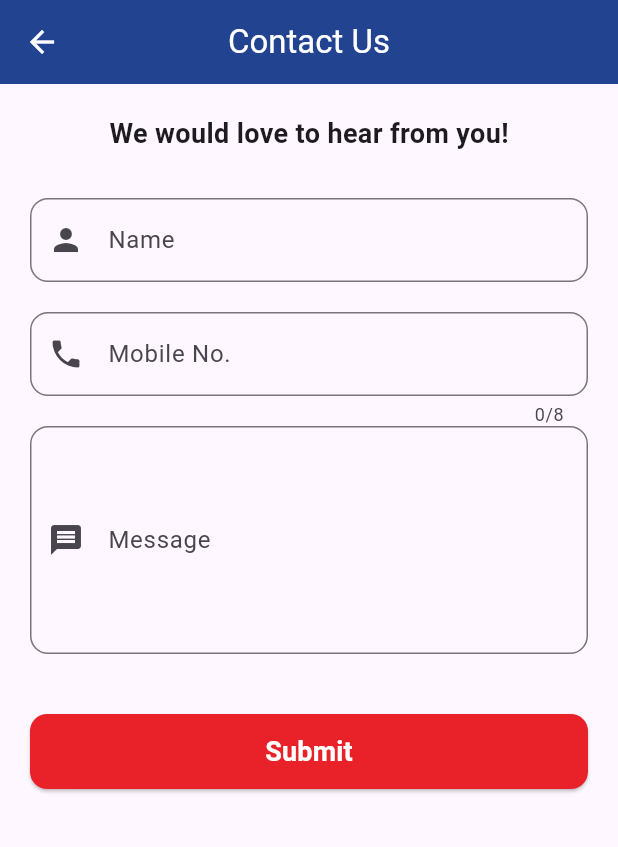
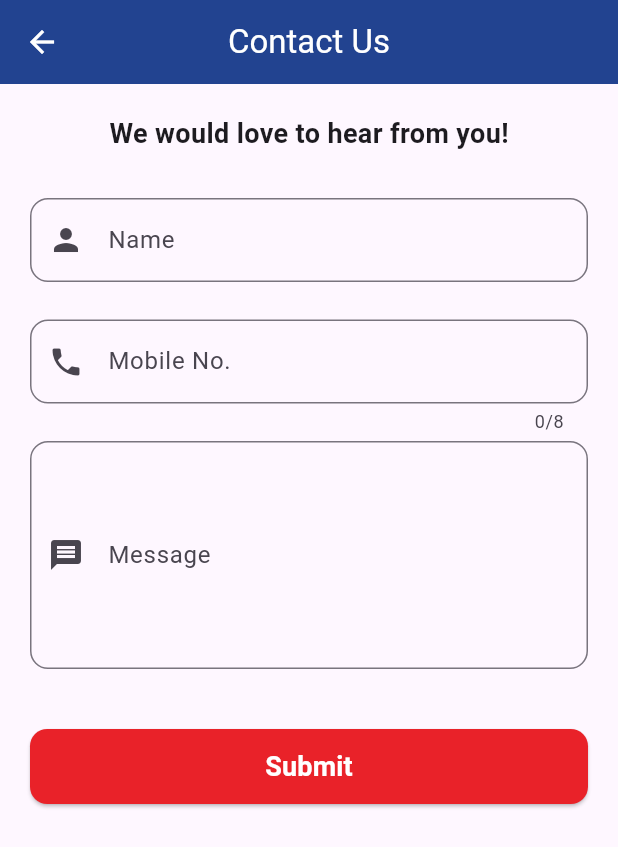
Before and after one commit to Hajira-Haju/kmf, a Flutter app: the BottomNavScreen screen opened by its route, in the side drawer, after a tap on "Contact Us", on a phone screen of 412 x 824 dp. Shown: the top 847 px of the screen. Run offline on Flutter 3.47's test engine with Material 3 defaults, Android fonts, the light colour scheme and no system bars; our stand-ins replace animated_bottom_navigation_bar, cached_network_image, device_info_plus, firebase_core, firebase_messaging, flutter_local_notifications and 11 more; accounts and stored records are empty; network calls fail.

Commit message:
commit 10

```diff
--- a/lib/core/Services/storage_service/services.dart
+++ b/lib/core/Services/storage_service/services.dart
@@ -1,6 +1,7 @@
 import 'dart:convert';
 
 import 'package:associations_app/core/Services/storage_service/storage_service.dart';
+import 'package:associations_app/presentation/new_events_screen/models/event_type_model.dart';
 import 'package:associations_app/presentation/new_events_screen/models/news_and_events_model.dart';
 
 import '../../../presentation/offers_screen/model/offer_model.dart';
@@ -33,4 +34,13 @@ class Services {
     final data = jsonDecode(storedData) as List;
     return data.map((e) => NewsAndEventsModel.fromJson(e)).toList();
   }
+
+  Future<List<EventTypeModel>> loadEventTypeFromCache() async {
+    final storedData = await storage.read('eventType');
+    if (storedData == null) {
+      return []; // No cache available
+    }
+    final data = jsonDecode(storedData) as List;
+    return data.map((e) => EventTypeModel.fromJson(e)).toList();
+  }
 }
--- a/lib/core/data/api_client/api_list/api_list.dart
+++ b/lib/core/data/api_client/api_list/api_list.dart
@@ -6,6 +6,7 @@ class ApiList {
   static String civilId = '$baseUrl/api/KMF/GetMemberDataPostLogin';
   static String offerUrl = '$baseUrl/api/KMF/GetAllOfferData';
   static String contactUs = '$baseUrl/api/KMF/SaveClientEnquiery';
+  static String eventType = '$baseUrl/api/KMF/GetAllEventTypes';
   static String newsAndEventsUrl({required int type}) {
     return '$baseUrl/api/KMF/GetAllNewsAndEventsData?Type=$type';
   }
--- a/lib/core/data/api_client/api_service/api_service.dart
+++ b/lib/core/data/api_client/api_service/api_service.dart
@@ -4,6 +4,7 @@ import 'dart:io';
 import 'package:associations_app/core/data/api_client/api_list/api_list.dart';
 import 'package:associations_app/core/data/api_client/api_method/api_method.dart';
 import 'package:associations_app/presentation/id_screen/models/civil_id_model.dart';
+import 'package:associations_app/presentation/new_events_screen/models/event_type_model.dart';
 import 'package:associations_app/presentation/new_events_screen/models/news_and_events_model.dart';
 import 'package:associations_app/presentation/offers_screen/model/offer_model.dart';
 import 'package:associations_app/presentation/sign_in_screen/model/registration_model.dart';
@@ -143,6 +144,26 @@ class ApiService {
     }
   }
 
+  Future<List<EventTypeModel>> fetchEventType() async {
+    final token = await storage.read('token');
+    try {
+      final response = await api.get(
+        url: ApiList.eventType,
+        headers: {'Authorization': 'Bearer $token'},
+      );
+      if (response.statusCode == 200) {
+        await storage.write('eventType', response.body);
+        final data = jsonDecode(response.body) as List;
+        return data.map((e) => EventTypeModel.fromJson(e)).toList();
+      } else {
+        return Services().loadEventTypeFromCache();
+      }
+    } catch (e, s) {
+      log('Error occurred', error: e, stackTrace: s);
+      return Services().loadEventTypeFromCache();
+    }
+  }
+
   Future<List<NewsAndEventsModel>> fetchNewsOrEvents(int type) async {
     final token = await storage.read('token');
     print(token);
@@ -192,6 +213,7 @@ class ApiService {
     required String name,
     required String description,
     required String contactNo,
+    required int type,
   }) async {
     final token = await storage.read('token');
     try {
@@ -205,16 +227,23 @@ class ApiService {
           'name': name,
           'description': description,
           'contactNo': contactNo,
+          'Type': type,
         }),
       );
       if (response.statusCode == 200) {
+        await storage.write(
+          'last_support_time',
+          DateTime.now().toIso8601String(),
+        );
         Get.snackbar(
           'Your message sent successfully',
-          'We will contact you soon',
+          'We will contact you soon...',
           backgroundColor: Colors.green,
           snackPosition: SnackPosition.BOTTOM,
         );
-        Get.offAllNamed(AppRoutes.bottomNavScreen);
+        if (type == 2) {
+          Get.offAllNamed(AppRoutes.bottomNavScreen);
+        }
       } else {
         customSnackBar(msg: 'Something went wrong');
       }
--- a/lib/presentation/bottom_nav_screen/bottom_nav_screen.dart
+++ b/lib/presentation/bottom_nav_screen/bottom_nav_screen.dart
@@ -99,7 +99,7 @@ class BottomNavScreen extends GetView<BottomNavController> {
         bottomNavigationBar: Obx(() {
           final isDark = Theme.of(context).brightness == Brightness.dark;
           return AnimatedBottomNavigationBar(
-            backgroundColor: isDark ? Colors.black12 : Colors.white,
+            backgroundColor: isDark ? Colors.grey.shade900 : Colors.white,
             activeColor: ConstData.primaryClr,
             gapLocation: GapLocation.center,
             icons: [CupertinoIcons.news, Icons.local_offer_outlined],
--- a/lib/presentation/bottom_nav_screen/widgets/bottom_nav_widgets.dart
+++ b/lib/presentation/bottom_nav_screen/widgets/bottom_nav_widgets.dart
@@ -23,7 +23,6 @@ class BottomNavWidgets {
             bottomRight: Radius.circular(5.r),
           ),
         ),
-
         child: Stack(
           children: [
             Column(
--- a/lib/presentation/contact_us_screen/contact_us_screen.dart
+++ b/lib/presentation/contact_us_screen/contact_us_screen.dart
@@ -12,7 +12,6 @@ class ContactUsScreen extends StatelessWidget {
   @override
   Widget build(BuildContext context) {
     ContactUsController controller = Get.put(ContactUsController());
-
     return Scaffold(
       appBar: AppBar(
         title: const Text('Contact Us'),
@@ -34,25 +33,32 @@ class ContactUsScreen extends StatelessWidget {
               ContactUsWidget.field(
                 controller: controller.nameController,
                 label: 'Name',
-                prfix: Icons.person,
+                prefix: Icons.person,
                 validator:
                     (value) => value!.isEmpty ? 'Please enter your name' : null,
               ),
+              SizedBox(height: 5),
               ContactUsWidget.field(
                 maxLen: 8,
                 keyboardType: TextInputType.phone,
                 controller: controller.mobileController,
                 label: 'Mobile No.',
-                prfix: Icons.phone,
-                validator:
-                    (value) =>
-                        value!.isEmpty ? 'Please enter mobile number' : null,
+                prefix: Icons.phone,
+                validator: (value) {
+                  if (value!.isEmpty) {
+                    return 'Please enter mobile number';
+                  } else if (value.length < 8) {
+                    return 'Please enter valid mobile number';
+                  } else {
+                    return null;
+                  }
+                },
               ),
-
+              SizedBox(height: 5),
               ContactUsWidget.field(
                 controller: controller.messageController,
                 label: 'Message',
-                prfix: Icons.message,
+                prefix: Icons.message,
                 validator:
                     (value) =>
                         value!.isEmpty ? 'Please enter mobile number' : null,
--- a/lib/presentation/contact_us_screen/controller/contact_us_controller.dart
+++ b/lib/presentation/contact_us_screen/controller/contact_us_controller.dart
@@ -9,6 +9,7 @@ class ContactUsController extends GetxController {
   final messageController = TextEditingController();
   RxBool isLoading = false.obs;
   final api = ApiService();
+
   Future<void> submitContactDetails() async {
     if (formKey.currentState!.validate()) {
       isLoading.value = true;
@@ -16,6 +17,7 @@ class ContactUsController extends GetxController {
         name: nameController.text,
         description: messageController.text,
         contactNo: mobileController.text,
+        type: 2,
       );
     }
     isLoading.value = false;
--- a/lib/presentation/contact_us_screen/widget/contact_us_widget.dart
+++ b/lib/presentation/contact_us_screen/widget/contact_us_widget.dart
@@ -10,7 +10,7 @@ class ContactUsWidget {
   static Widget field({
     required TextEditingController controller,
     required String label,
-    required IconData prfix,
+    required IconData prefix,
     int? maxLines,
     int? maxLen,
     TextInputType? keyboardType,
@@ -24,7 +24,7 @@ class ContactUsWidget {
       decoration: InputDecoration(
         helperText: '',
         labelText: label,
-        prefixIcon: Icon(prfix),
+        prefixIcon: Icon(prefix),
         border: OutlineInputBorder(borderRadius: BorderRadius.circular(12)),
       ),
       validator: validator,
--- a/lib/presentation/new_events_screen/controller/news_events_controller.dart
+++ b/lib/presentation/new_events_screen/controller/news_events_controller.dart
@@ -1,10 +1,12 @@
 import 'package:get/get.dart';
 
 import '../../../core/data/api_client/api_service/api_service.dart';
+import '../models/event_type_model.dart';
 import '../models/news_and_events_model.dart';
 
 class NewsEventsController extends GetxController {
   late Future<List<NewsAndEventsModel>> futureLatest;
+  late Future<List<EventTypeModel>> futureEventType;
   final api = ApiService();
   RxString selectedChoice = 'All'.obs;
   var newsOrEvents = <NewsAndEventsModel>[].obs;
@@ -14,6 +16,7 @@ class NewsEventsController extends GetxController {
   void onInit() {
     // TODO: implement onInit
     futureLatest = api.fetchLatest();
+    futureEventType = api.fetchEventType();
     fetchNewsOrEvents(0);
     super.onInit();
   }
--- a/lib/presentation/new_events_screen/widgets/news_events_widgets.dart
+++ b/lib/presentation/new_events_screen/widgets/news_events_widgets.dart
@@ -27,12 +27,10 @@ class NewsEventsWidgets {
             child: Column(
               crossAxisAlignment: CrossAxisAlignment.start,
               children: [
+                SizedBox(height: 10),
                 Padding(
-                  padding: const EdgeInsets.symmetric(horizontal: 8.0),
-                  child: Text(
-                    'Latest Updates',
-                    style: TextStyle(fontWeight: FontWeight.bold, fontSize: 20),
-                  ),
+                  padding: const EdgeInsets.symmetric(horizontal: 15.0),
+                  child: Text('Latest Updates', style: TextStyle(fontSize: 20)),
                 ),
                 SizedBox(
                   height: 210,
@@ -65,12 +63,13 @@ class NewsEventsWidgets {
           return Column(
             crossAxisAlignment: CrossAxisAlignment.start,
             children: [
+              SizedBox(height: 10),
               Padding(
-                padding: const EdgeInsets.symmetric(horizontal: 8.0),
-                child: Text(
-                  'Latest Updates',
-                  style: TextStyle(fontWeight: FontWeight.bold, fontSize: 20),
+                padding: const EdgeInsets.symmetric(
+                  horizontal: 15.0,
+                  vertical: 10,
                 ),
+                child: Text('Latest Updates', style: TextStyle(fontSize: 20)),
               ),
               SizedBox(
                 height: 210,
@@ -134,7 +133,7 @@ class NewsEventsWidgets {
                                 child: Text(
                                   latestNews.heading!,
                                   style: TextStyle(
-                                    fontWeight: FontWeight.bold,
+                                    fontWeight: FontWeight.w500,
                                     overflow: TextOverflow.ellipsis,
                                   ),
                                   maxLines: 2,
@@ -174,20 +173,50 @@ class NewsEventsWidgets {
     NewsEventsController controller,
     BuildContext context,
   ) {
+    return FutureBuilder(
+      future: controller.futureEventType,
+      builder: (context, snapshot) {
+        if (snapshot.connectionState == ConnectionState.waiting) {
+          return Shimmer.fromColors(
+            baseColor: ConstData.shimmerClrBase(context),
+            highlightColor: ConstData.shimmerClrHighLight(context),
+            child: Row(
+              children: List.generate(
+                3,
+                (index) => Padding(
+                  padding: const EdgeInsets.all(8.0),
+                  child: ChoiceChip(
+                    label: SizedBox(width: 30),
+                    selected: true,
+                    shape: RoundedRectangleBorder(
+                      borderRadius: BorderRadius.circular(20.r),
+                    ),
+                  ),
+                ),
+              ),
+            ),
+          );
+        } else if (snapshot.hasData) {
+          final data = snapshot.data;
           return Obx(() {
             final isDark = Theme.of(context).brightness == Brightness.dark;
-      return Row(
+            return Align(
+              alignment: Alignment.centerLeft,
+              child: SingleChildScrollView(
+                scrollDirection: Axis.horizontal,
+                child: Row(
                   mainAxisAlignment: MainAxisAlignment.start,
                   children:
-            NewsEventsData.choiceData.map((choices) {
+                      data!.map((choices) {
                         return Padding(
-                padding: const EdgeInsets.all(10.0),
+                          padding: const EdgeInsets.all(8.0),
                           child: ChoiceChip(
                             labelStyle: TextStyle(
                               color:
                                   isDark
                                       ? Colors.white
-                            : controller.selectedChoice.value == choices
+                                      : controller.selectedChoice.value ==
+                                          choices.typeName
                                       ? Colors.white
                                       : Colors.black,
                             ),
@@ -195,21 +224,30 @@ class NewsEventsWidgets {
                               borderRadius: BorderRadius.circular(20.r),
                             ),
                             selectedColor: ConstData.primaryClr,
-                  label: Text(choices),
-                  selected: controller.selectedChoice.value == choices,
+                            label: Text(choices.typeName!),
+                            selected:
+                                controller.selectedChoice.value ==
+                                choices.typeName,
                             onSelected: (value) {
-                    if (controller.selectedChoice.value != choices) {
-                      controller.selectedChoice.value = choices;
-                      final index =
-                          {'All': 0, 'News': 1, 'Events': 2}[choices] ?? 0;
-                      controller.fetchNewsOrEvents(index);
+                              if (controller.selectedChoice.value !=
+                                  choices.typeName) {
+                                controller.selectedChoice.value =
+                                    choices.typeName!;
+                                controller.fetchNewsOrEvents(choices.id!);
                               }
                             },
                           ),
                         );
                       }).toList(),
+                ),
+              ),
             );
           });
+        } else {
+          return SizedBox(height: 70);
+        }
+      },
+    );
   }
 
   static Widget newsList(
@@ -299,7 +337,7 @@ class NewsEventsWidgets {
                           children: [
                             Text(
                               data.heading!,
-                              style: TextStyle(fontWeight: FontWeight.bold),
+                              style: TextStyle(fontWeight: FontWeight.w500),
                               maxLines: 1,
                               overflow: TextOverflow.ellipsis,
                             ),
@@ -325,9 +363,12 @@ class NewsEventsWidgets {
             );
           },
         );
+      } else if (controller.isLoading.value == false &&
+          controller.newsOrEvents.isEmpty) {
+        return Column(children: [SizedBox(height: 120), Text('No Data Found')]);
       } else {
         return Column(
-          children: [SizedBox(height: 100), Text('Something went wrong')],
+          children: [SizedBox(height: 120), Text('Something went wrong')],
         );
       }
     });
--- a/lib/presentation/offers_screen/widgets/offer_widget.dart
+++ b/lib/presentation/offers_screen/widgets/offer_widget.dart
@@ -92,7 +92,7 @@ class OfferWidget {
               children: [
                 Text(
                   'Exclusive offers available',
-                  style: const TextStyle(fontSize: 22),
+                  style: const TextStyle(fontSize: 20),
                 ),
                 Text('only for KMF members.'),
               ],
@@ -118,7 +118,7 @@ class OfferWidget {
                       },
                     ),
                 child: Card(
-                  margin: EdgeInsets.all(8),
+                  margin: EdgeInsets.symmetric(horizontal: 8, vertical: 10),
                   child: Column(
                     crossAxisAlignment: CrossAxisAlignment.start,
                     children: [
@@ -156,7 +156,7 @@ class OfferWidget {
                             Text(
                               offer.offerHeader!,
                               style: TextStyle(
-                                fontWeight: FontWeight.bold,
+                                fontWeight: FontWeight.w500,
                                 fontSize: 16,
                               ),
                             ),
--- a/lib/presentation/otp_screen/otp_screen.dart
+++ b/lib/presentation/otp_screen/otp_screen.dart
@@ -73,7 +73,7 @@ class OtpScreen extends GetView<OtpController> {
                       },
                     ),
                   ),
-                  Positioned(
+                 Positioned(
                     left: 20,
                     right: 20,
                     bottom: 15,
```
Also changed, not shown: lib/presentation/id_screen/id_screen.dart (+16 -2 lines), lib/presentation/new_events_screen/models/event_type_model.dart (added, +18 -0 lines), lib/presentation/new_events_screen/models/news_events_data.dart (+0 -58 lines), lib/presentation/otp_screen/controller/otp_controller.dart (+18 -4 lines), lib/presentation/otp_screen/widgets/otp_widget.dart (+23 -4 lines), lib/tst.dart (+56 -43 lines). Lines whose indentation alone changed are shown as unchanged.
